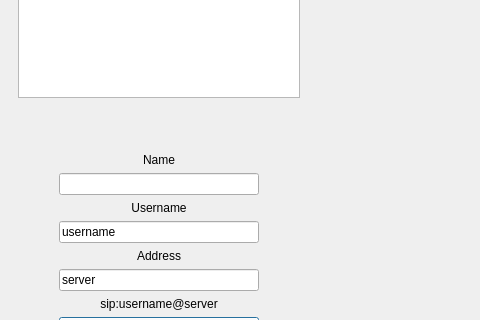
Qt form ui/callwindow.ui (ultravideo/uvgComm) before a commit; both pictures show x 0 to 480 and y 275 to 595 of the 1280 by 720 pixel window.
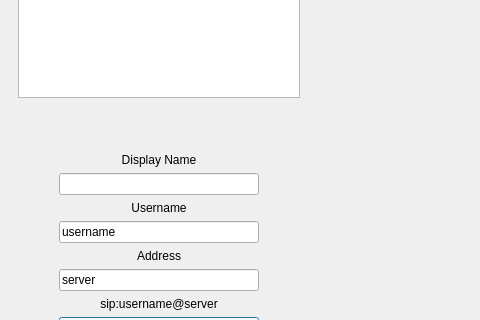
The same form after that commit. Custom widgets are drawn as their Qt base class.

```diff
--- a/ui/callwindow.ui
+++ b/ui/callwindow.ui
@@ -415,7 +415,7 @@
              </sizepolicy>
             </property>
             <property name="text">
-             <string>Name</string>
+             <string>Display Name</string>
             </property>
             <property name="alignment">
              <set>Qt::AlignCenter</set>
```
Left out of the diff: 3 changed lines with no effect on the pictures.
